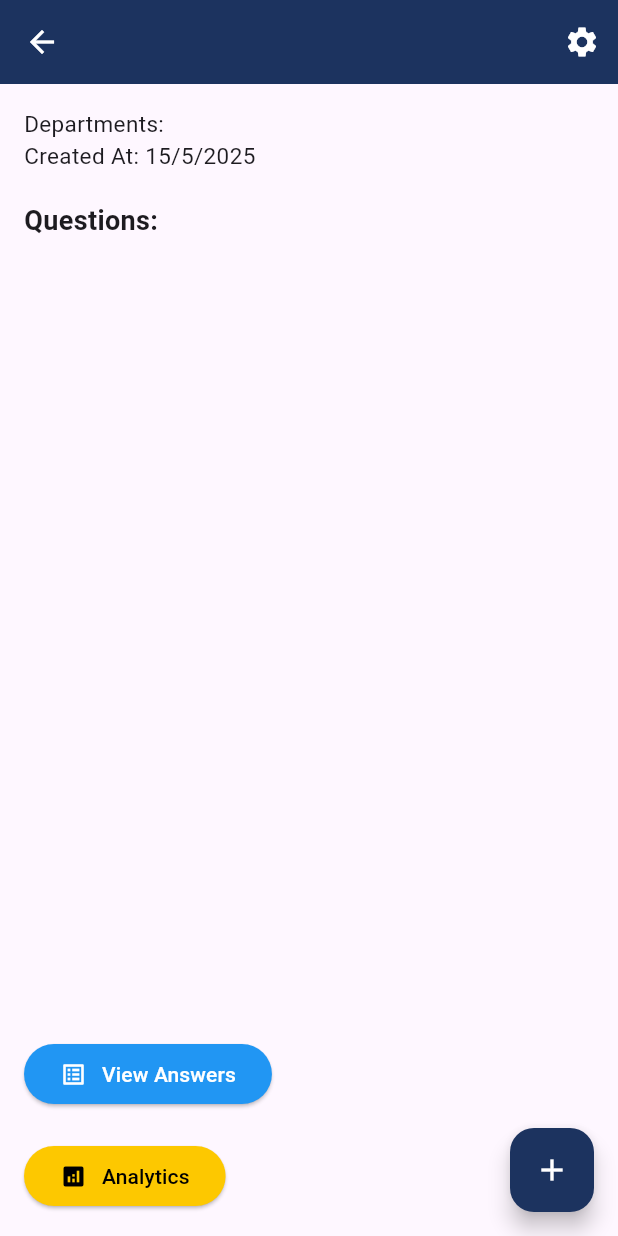
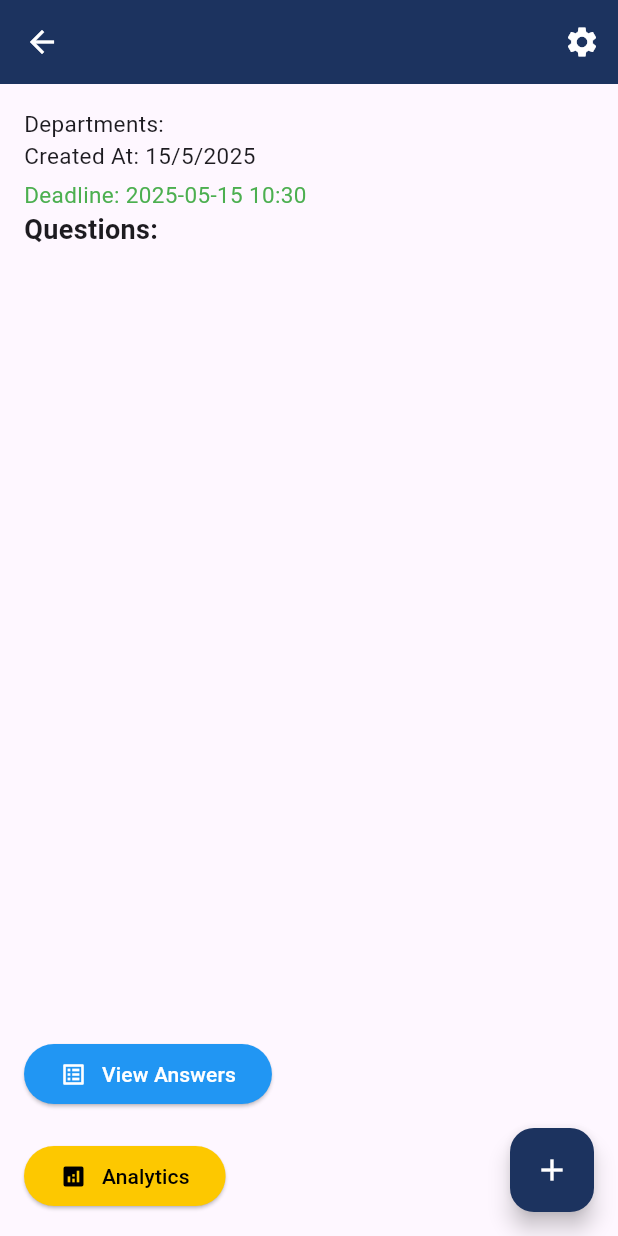
Before and after one commit to Amgooodd/survey-center, a Flutter app: the SurveyDetailsScreen screen opened directly with empty values, on a phone screen of 412 x 824 dp. Run offline on Flutter 3.47's test engine with Material 3 defaults, Android fonts, the light colour scheme and no system bars; our stand-ins replace cloud_firestore, csv, file_picker, firebase_auth, firebase_core, fl_chart and 1 more; missing offline and left inert: excel, syncfusion_flutter_xlsio; accounts and stored records are empty.

Commit message:
surveylist mo

```diff
--- a/lib/screens/AdminHome/survey_details.dart
+++ b/lib/screens/AdminHome/survey_details.dart
@@ -1,5 +1,6 @@
 import 'package:flutter/material.dart';
 import 'package:cloud_firestore/cloud_firestore.dart';
+import 'package:intl/intl.dart';
 import 'package:student_questionnaire/Features/download_excel.dart';
 import 'package:student_questionnaire/screens/AdminHome/answer_view_page.dart';
 import 'surveys_analytics.dart';
@@ -66,13 +67,17 @@
       );
     }
   }
-
+   bool _forceExpired = false;
   Future<void> _endSurvey() async {
+     setState(() {
+    _forceExpired = true;
+  });
     await FirebaseFirestore.instance
         .collection('surveys')
         .doc(widget.survey.id)
         .update({
       'deadline': FieldValue.serverTimestamp(),
+
     });
     ScaffoldMessenger.of(context).showSnackBar(
       const SnackBar(
@@ -81,6 +86,9 @@
   }
 
   Future<void> _resetSurvey() async {
+    setState(() {
+    _forceExpired =false;
+  });
     await FirebaseFirestore.instance
         .collection('surveys')
         .doc(widget.survey.id)
@@ -401,6 +409,15 @@
         final formattedTime = timestamp != null
             ? '${timestamp.toDate().day}/${timestamp.toDate().month}/${timestamp.toDate().year}'
             : 'N/A';
+      final deadline = data['deadline'] as Timestamp?;
+final formattedDeadline = deadline != null
+    ? DateFormat('yyyy-MM-dd HH:mm').format(deadline.toDate())
+    : 'No deadline';
+
+
+final bool isActuallyExpired = deadline != null && deadline.toDate().isBefore(DateTime.now());
+final bool showAsExpired = _forceExpired || isActuallyExpired;
+
 
         return Scaffold(
           appBar: AppBar(
@@ -491,16 +508,37 @@
               ),
             ],
           ),
-          body: Padding(
-            padding: const EdgeInsets.all(16.0),
-            child: Column(
-              crossAxisAlignment: CrossAxisAlignment.start,
-              children: [
-                Text('Departments: $departments',
-                    style: const TextStyle(fontSize: 15)),
-                Text('Created At: $formattedTime',
-                    style: const TextStyle(fontSize: 15)),
-                const SizedBox(height: 20),
+           body: Padding(
+    padding: const EdgeInsets.all(16.0),
+    child: Column(
+      crossAxisAlignment: CrossAxisAlignment.start,
+      children: [
+        Text('Departments: $departments', style: const TextStyle(fontSize: 15)),
+        Text('Created At: $formattedTime', style: const TextStyle(fontSize: 15)),
+        const SizedBox(height: 5),
+      Row(
+  children: [
+    Text(
+      'Deadline: $formattedDeadline',
+      style: TextStyle(
+        fontSize: 15,
+        color: showAsExpired ? Colors.red : (deadline != null ? Colors.green : Colors.grey),
+      ),
+    ),
+    if (showAsExpired)
+      const Padding(
+        padding: EdgeInsets.only(left: 8.0),
+        child: Text(
+          '(Expired)',
+          style: TextStyle(
+            color: Colors.red,
+            fontSize: 14,
+            fontWeight: FontWeight.bold
+          ),
+        ),
+      ),
+  ],
+),
                 const Text('Questions:',
                     style:
                         TextStyle(fontSize: 18, fontWeight: FontWeight.bold)),
```
Also changed, not shown: lib/screens/StudHome/student_home.dart (+32 -15 lines).
